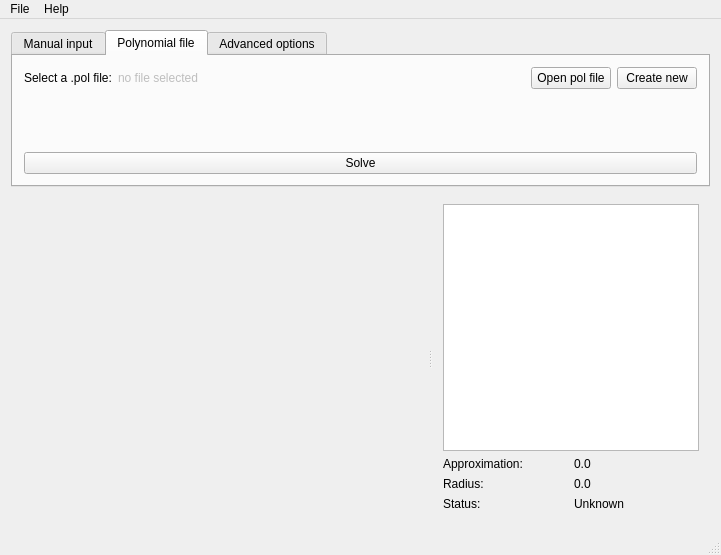
First picture: the form in src/xmpsolve/mainwindow.ui, repository robol/MPSolve, before the edit.
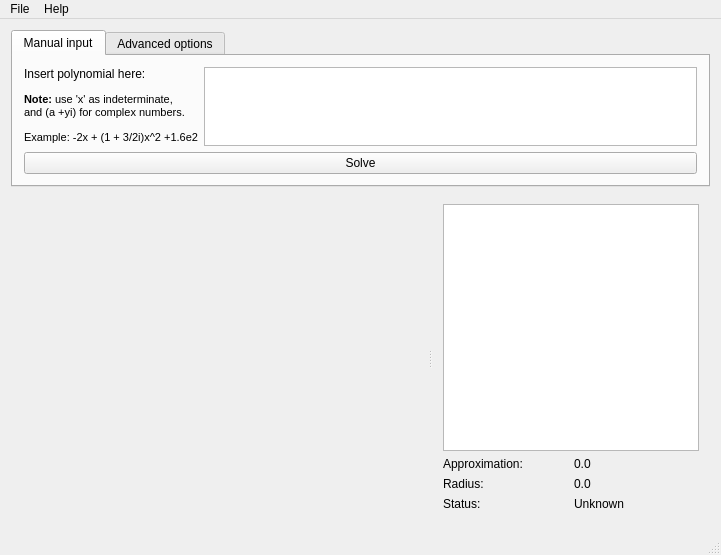
Second picture: the form after the edit. The open tabs and pages were chosen to show the change. Icons and pictures are not drawn. Custom widgets are drawn as their Qt base class.

Commit message: Refine the quit action of xmpsolve.

```diff
--- a/src/xmpsolve/mainwindow.ui
+++ b/src/xmpsolve/mainwindow.ui
@@ -67,93 +67,6 @@
           </item>
          </layout>
         </widget>
-        <widget class="QWidget" name="tab_2">
-         <attribute name="title">
-          <string>Polynomial file</string>
-         </attribute>
-         <layout class="QHBoxLayout" name="horizontalLayout_6">
-          <item>
-           <layout class="QVBoxLayout" name="verticalLayout" stretch="0,0,1">
-            <item>
-             <layout class="QHBoxLayout" name="horizontalLayout" stretch="0,0,0,0">
-              <item>
-               <widget class="QLabel" name="label_4">
-                <property name="sizePolicy">
-                 <sizepolicy hsizetype="Minimum" vsizetype="Preferred">
-                  <horstretch>0</horstretch>
-                  <verstretch>0</verstretch>
-                 </sizepolicy>
-                </property>
-                <property name="text">
-                 <string>Select a .pol file:</string>
-                </property>
-               </widget>
-              </item>
-              <item>
-               <widget class="QLabel" name="selectedFileLabel">
-                <property name="enabled">
-                 <bool>false</bool>
-                </property>
-                <property name="sizePolicy">
-                 <sizepolicy hsizetype="Expanding" vsizetype="Preferred">
-                  <horstretch>0</horstretch>
-                  <verstretch>0</verstretch>
-                 </sizepolicy>
-                </property>
-                <property name="text">
-                 <string>no file selected</string>
-                </property>
-               </widget>
-              </item>
-              <item>
-               <widget class="QPushButton" name="openPolFileButton">
-                <property name="sizePolicy">
-                 <sizepolicy hsizetype="Minimum" vsizetype="Fixed">
-                  <horstretch>0</horstretch>
-                  <verstretch>0</verstretch>
-                 </sizepolicy>
-                </property>
-                <property name="text">
-                 <string>Open pol file</string>
-                </property>
-               </widget>
-              </item>
-              <item>
-               <widget class="QPushButton" name="editPolFileButton">
-                <property name="enabled">
-                 <bool>true</bool>
-                </property>
-                <property name="text">
-                 <string>Create new</string>
-                </property>
-               </widget>
-              </item>
-             </layout>
-            </item>
-            <item>
-             <spacer name="verticalSpacer_2">
-              <property name="orientation">
-               <enum>Qt::Vertical</enum>
-              </property>
-              <property name="sizeHint" stdset="0">
-               <size>
-                <width>20</width>
-                <height>40</height>
-               </size>
-              </property>
-             </spacer>
-            </item>
-            <item>
-             <widget class="QPushButton" name="polFileSolveButton">
-              <property name="text">
-               <string>Solve</string>
-              </property>
-             </widget>
-            </item>
-           </layout>
-          </item>
-         </layout>
-        </widget>
         <widget class="QWidget" name="tab_3">
          <attribute name="title">
           <string>Advanced options</string>
```
The commit also changes 2 other files.
